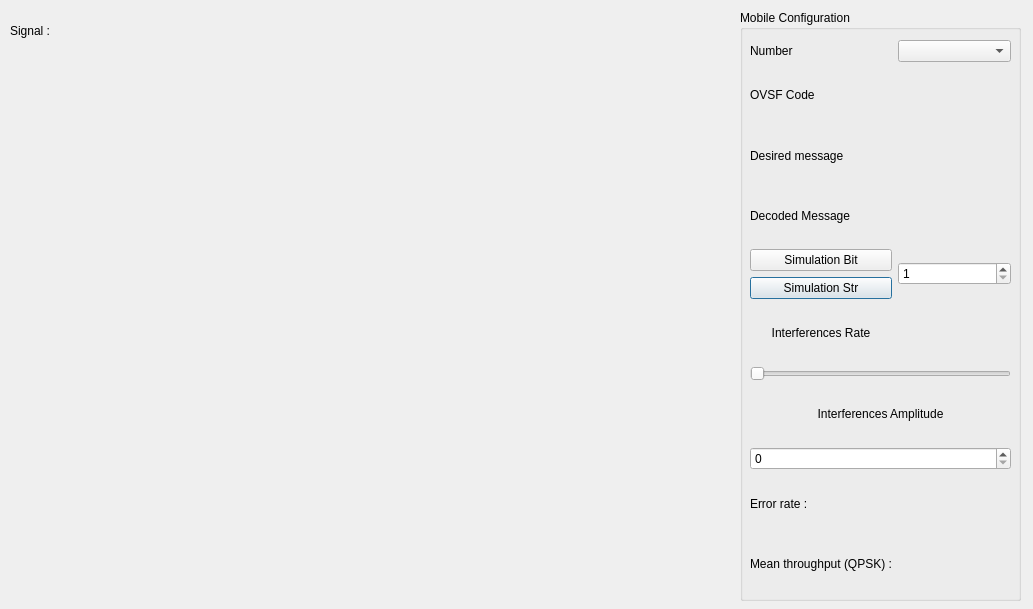
Before: the Qt Designer form gui.ui in Vskilet/UMTS-Multiplexing, drawn with Qt 5.
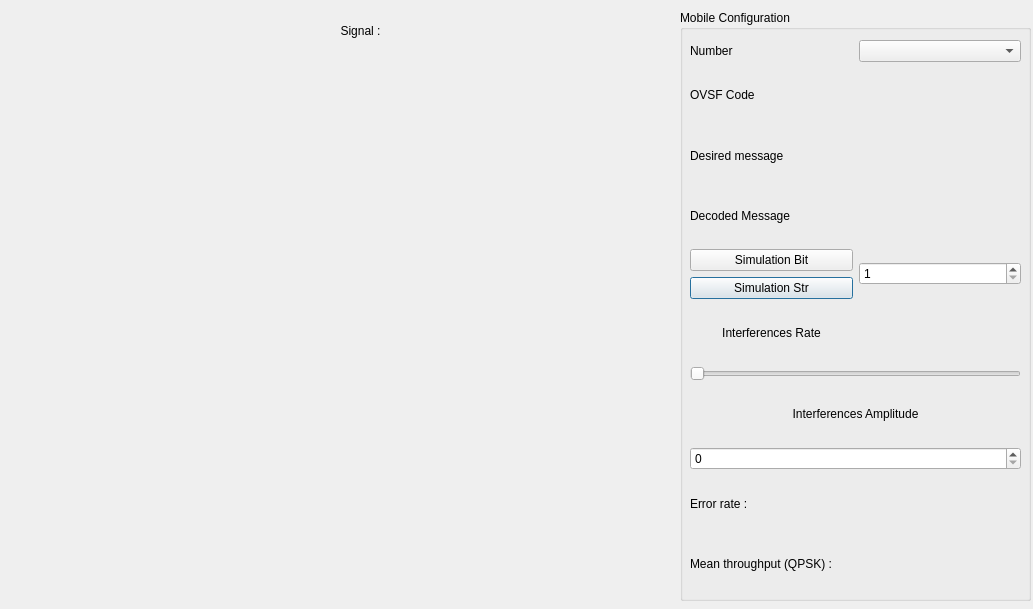
After: the same form once the commit is applied.

Patch:
```diff
--- a/gui.ui
+++ b/gui.ui
@@ -16,9 +16,9 @@
   <widget class="QGroupBox" name="groupBox">
    <property name="geometry">
     <rect>
-     <x>740</x>
+     <x>680</x>
      <y>10</y>
-     <width>281</width>
+     <width>351</width>
      <height>591</height>
     </rect>
    </property>
@@ -30,7 +30,7 @@
      <rect>
       <x>10</x>
       <y>30</y>
-      <width>261</width>
+      <width>331</width>
       <height>551</height>
      </rect>
     </property>
@@ -189,10 +189,13 @@
     <rect>
      <x>10</x>
      <y>50</y>
-     <width>721</width>
+     <width>631</width>
      <height>541</height>
     </rect>
    </property>
+   <property name="layoutDirection">
+    <enum>Qt::LeftToRight</enum>
+   </property>
    <property name="text">
     <string/>
    </property>
@@ -209,6 +212,9 @@
    <property name="text">
     <string>Signal :</string>
    </property>
+   <property name="alignment">
+    <set>Qt::AlignCenter</set>
+   </property>
   </widget>
  </widget>
  <resources/>
```
Left out of the diff: 2 changed lines with no effect on the pictures.
